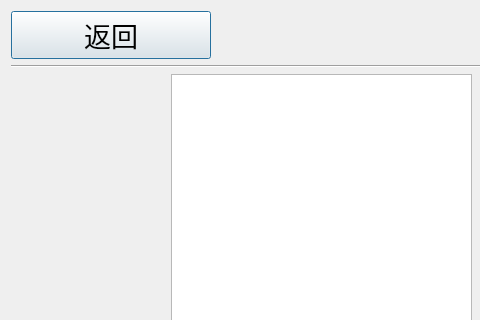
Before: the Qt Designer form tx2_iris/departmanage.ui in iuytr09/tx2_iris, drawn with Qt 5; both pictures show x 0 to 480 and y 0 to 320 of the 800 by 600 pixel window.
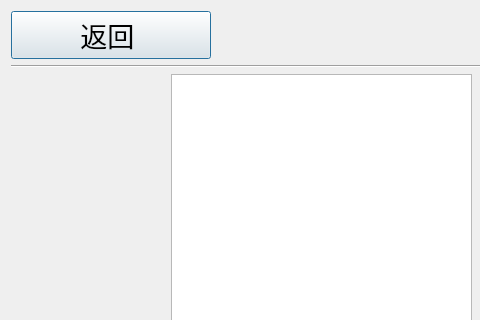
After: the same form once the commit is applied. Icons and pictures are not drawn.

What changed in the file:
```diff
--- a/tx2_iris/departmanage.ui
+++ b/tx2_iris/departmanage.ui
@@ -54,7 +54,7 @@
         </font>
        </property>
        <property name="text">
-        <string>返回</string>
+        <string>返回 </string>
        </property>
        <property name="icon">
         <iconset resource="tx2_iris.qrc">
```
